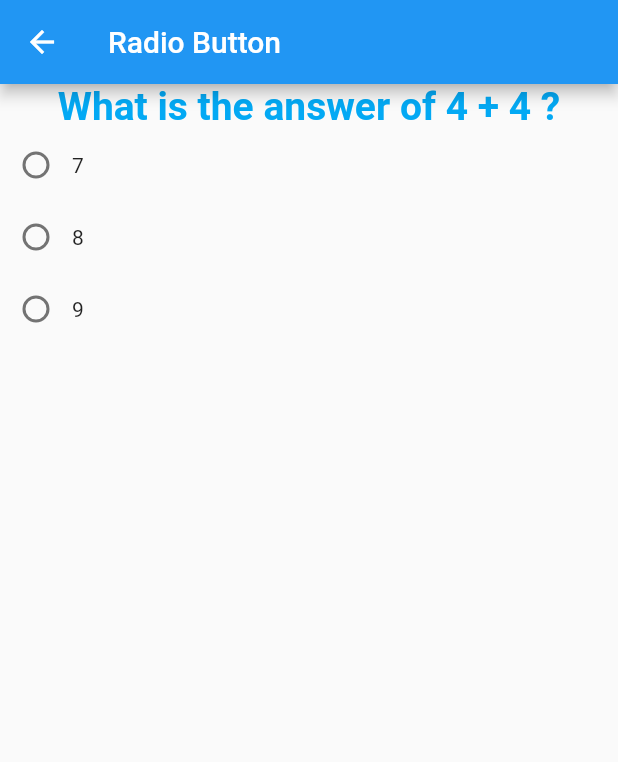
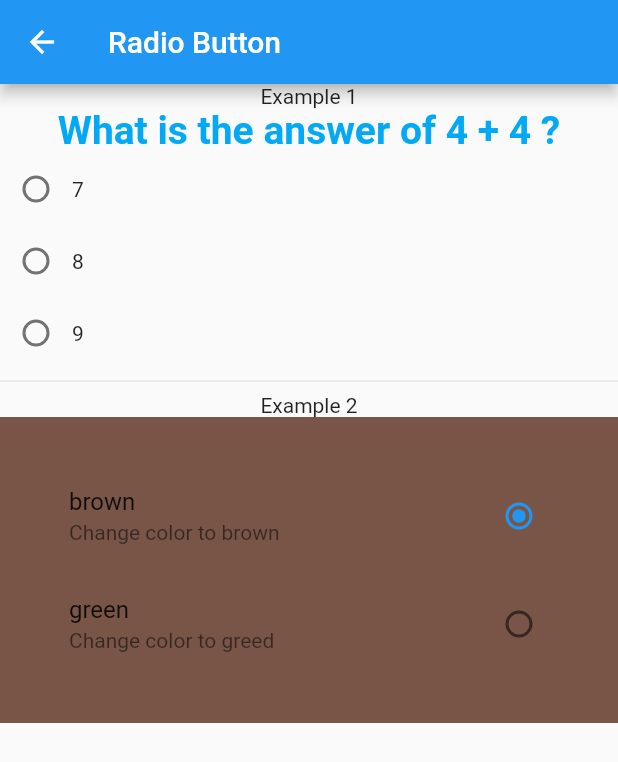
Before and after one commit to MohamedTwfiek-7/Flutter-cool-widgets-app, a Flutter app: the RadioButtonScreen screen opened by its route, on a phone screen of 412 x 824 dp. Shown: the top 762 px of the screen. Run offline on Flutter 3.47's test engine with Material 2 defaults, Android fonts, the phone set to English and light mode, and no system bars; our stand-ins replace another_flushbar, carousel_slider, flutter_styled_toast.

Commit message:
Radio button example 2

```diff
--- a/lib/radio_button_screen.dart
+++ b/lib/radio_button_screen.dart
@@ -21,6 +21,8 @@ class _RadioButtonScreenState extends State<RadioButtonScreen> {
       body: Container(
         child: Column(
           children: [
+
+            const Text('Example 1', textAlign: TextAlign.center,),
             const Text(
               'What is the answer of 4 + 4 ?',
               style: TextStyle(
@@ -32,10 +34,36 @@ class _RadioButtonScreenState extends State<RadioButtonScreen> {
             buildRow(7),
             buildRow(8),
             buildRow(9),
+            const Divider(),
+            const Text('Example 2', textAlign: TextAlign.center,),
+            Container(
+              color: _grpValue==0? Colors.brown: Colors.green,
+              padding: EdgeInsets.all(30),
+              child: Column(
+                children: [
+                  buildRadioListTile(0, 'brown', 'Change color to brown'),
+                  buildRadioListTile(1, 'green', 'Change color to greed'),
+                ],
+              ),
+            ),
           ],
         ),
       ),
     );
+  }
+
+  RadioListTile buildRadioListTile( val, txt, subtxt) {
+    return RadioListTile(
+      controlAffinity: ListTileControlAffinity.trailing,
+        title: Text(txt),
+        subtitle: Text(subtxt),
+        value: val,
+        groupValue: _grpValue,
+        onChanged: (value) {
+          setState(() {
+            _grpValue = value;
+          });
+        });
   }
 
   myDialog() {
@@ -44,7 +72,10 @@ class _RadioButtonScreenState extends State<RadioButtonScreen> {
         height: 100,
         child: Column(
           children: [
-            Text('$res',style: TextStyle(color: resColor),),
+            Text(
+              '$res',
+              style: TextStyle(color: resColor),
+            ),
             Divider(),
             Text('Answer is: 8'),
           ],
@@ -67,8 +98,8 @@ class _RadioButtonScreenState extends State<RadioButtonScreen> {
             onChanged: (value) {
               setState(() {
                 _grpValue = value!;
-                res = val == 8? 'Right answer':'Wrong answer';
-                resColor = val == 8? Colors.green :Colors.red;
+                res = val == 8 ? 'Right answer' : 'Wrong answer';
+                resColor = val == 8 ? Colors.green : Colors.red;
                 myDialog();
               });
             }),
```
